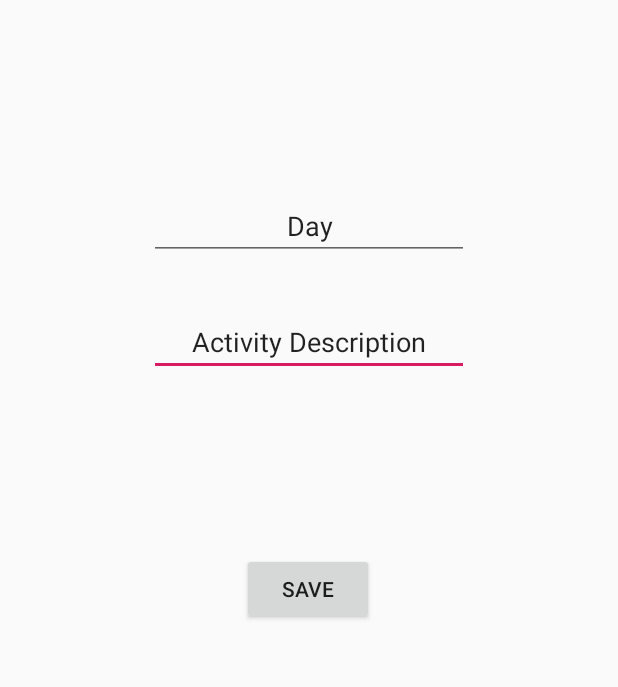
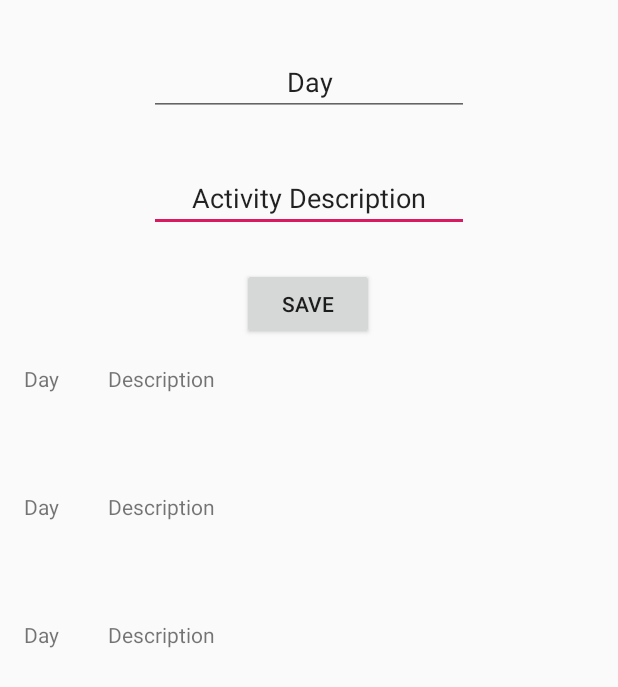
Before and after one commit to DenWhiteHouse/DaysTracker, an Android app: the layout days_tracker_fragment.xml on its own in the app's theme, with its tools: preview values and no code run, on a phone screen of 412 x 824 dp. Shown: the top 687 px of the screen. Run offline under Robolectric (Android 15) with nearby library versions, the phone set to English and light mode, and no system bars.

Commit message:
Implementing a RecyclerView

```diff
--- a/app/src/main/res/layout/day_item.xml
+++ b/app/src/main/res/layout/day_item.xml
@@ -1,6 +1,35 @@
 <?xml version="1.0" encoding="utf-8"?>
-<androidx.constraintlayout.widget.ConstraintLayout xmlns:android="http://schemas.android.com/apk/res/android"
-                                                   android:layout_width="match_parent"
-                                                   android:layout_height="match_parent">
+<layout xmlns:android="http://schemas.android.com/apk/res/android" xmlns:app="http://schemas.android.com/apk/res-auto"
+        xmlns:tools="http://schemas.android.com/tools">
+    <data>
 
-</androidx.constraintlayout.widget.ConstraintLayout>
+        <variable
+                name="day"
+                type="com.example.daystracker.database.Day" />
+
+        <variable
+                name="clickListener"
+                type="com.example.daystracker.fragments.DayAdapter.DayListener" />
+    </data>
+
+    <androidx.constraintlayout.widget.ConstraintLayout
+            android:layout_width="match_parent"
+            android:layout_height="wrap_content">
+
+        <TextView
+                android:layout_width="wrap_content"
+                android:layout_height="wrap_content"
+                android:id="@+id/day_textView" app:layout_constraintStart_toStartOf="parent"
+                android:layout_marginStart="8dp"
+                android:layout_marginTop="8dp" app:layout_constraintTop_toTopOf="parent" tools:text="Day"/>
+        <TextView
+                android:layout_width="300dp"
+                android:layout_height="61dp"
+                android:id="@+id/description_textView2" app:layout_constraintStart_toEndOf="@+id/day_textView"
+                android:layout_marginStart="8dp" android:layout_marginTop="8dp"
+                app:layout_constraintTop_toTopOf="parent"
+                app:layout_constraintEnd_toEndOf="parent" android:layout_marginEnd="8dp"
+                app:layout_constraintBottom_toBottomOf="parent" android:layout_marginBottom="16dp"
+                tools:text="Description"/>
+    </androidx.constraintlayout.widget.ConstraintLayout>
+</layout>
--- a/app/src/main/res/layout/days_tracker_fragment.xml
+++ b/app/src/main/res/layout/days_tracker_fragment.xml
@@ -1,7 +1,9 @@
 <?xml version="1.0" encoding="utf-8"?>
 <layout xmlns:app="http://schemas.android.com/apk/res-auto" xmlns:tools="http://schemas.android.com/tools" xmlns:android="http://schemas.android.com/apk/res/android">
     <data>
-
+        <variable
+                name="viewModel"
+                type="com.example.daystracker.fragments.DayTrackerViewModel" />
     </data>
     <androidx.constraintlayout.widget.ConstraintLayout
             android:orientation="vertical"
@@ -25,7 +27,7 @@
                 android:layout_height="wrap_content"
                 android:inputType="number|textPersonName"
                 android:ems="10"
-                android:id="@+id/day_input2" android:layout_marginTop="128dp"
+                android:id="@+id/day_input2" android:layout_marginTop="32dp"
                 app:layout_constraintTop_toTopOf="parent" android:layout_marginEnd="8dp"
                 app:layout_constraintEnd_toEndOf="parent" android:layout_marginStart="8dp"
                 app:layout_constraintStart_toStartOf="parent" tools:text="Day" android:hint="Insert Day Number"
@@ -35,10 +37,22 @@
                 android:layout_width="wrap_content"
                 android:layout_height="wrap_content"
                 android:id="@+id/save_button"
-                app:layout_constraintTop_toBottomOf="@+id/activity_input" android:layout_marginTop="96dp"
+                app:layout_constraintTop_toBottomOf="@+id/activity_input" android:layout_marginTop="24dp"
                 app:layout_constraintEnd_toEndOf="parent" android:layout_marginEnd="8dp"
                 app:layout_constraintStart_toStartOf="parent" android:layout_marginStart="8dp"
                 android:layout_marginBottom="8dp" app:layout_constraintBottom_toBottomOf="parent"
-                app:layout_constraintHorizontal_bias="0.498" app:layout_constraintVertical_bias="0.053"/>
+                app:layout_constraintHorizontal_bias="0.498" app:layout_constraintVertical_bias="0.0"/>
+
+        <androidx.recyclerview.widget.RecyclerView
+                android:id="@+id/day_list"
+                android:layout_width="0dp"
+                android:layout_height="0dp"
+                app:layoutManager="androidx.recyclerview.widget.LinearLayoutManager"
+                tools:listitem="@layout/day_item"
+                android:layout_marginTop="8dp"
+                app:layout_constraintTop_toBottomOf="@+id/save_button" android:layout_marginStart="8dp"
+                app:layout_constraintStart_toStartOf="parent" android:layout_marginEnd="8dp"
+                app:layout_constraintEnd_toEndOf="parent" android:layout_marginBottom="8dp"
+                app:layout_constraintBottom_toBottomOf="parent"/>
     </androidx.constraintlayout.widget.ConstraintLayout>
 </layout>
```
Also changed, not shown: app/src/main/java/com/example/daystracker/fragments/DayAdapter.kt (added, +57 -0 lines), app/src/main/java/com/example/daystracker/fragments/DayTrackerViewModel.kt (+6 -11 lines), app/src/main/java/com/example/daystracker/fragments/DaysTrackerFragment.kt (+19 -0 lines).
